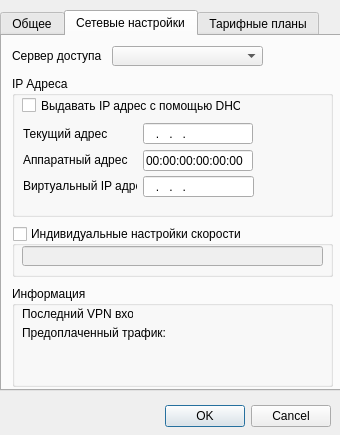
Before: the Qt Designer form mdi/account_edit.ui in brat002/ExpertBilling, drawn with Qt 5.
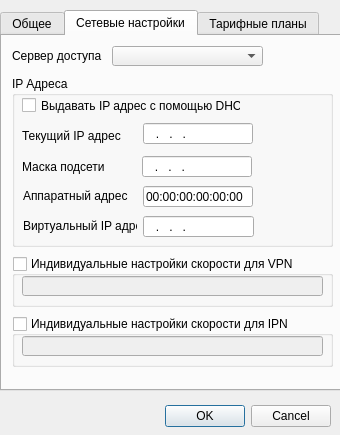
After: the same form once the commit is applied. The open tabs and pages were chosen to show the change.

Commit message: В форму редактирования аккаунта добавил netmask и ipn_speed строку. в server_new.py реализовал работу с DHCP

The edit to the form file:
```diff
--- a/mdi/account_edit.ui
+++ b/mdi/account_edit.ui
@@ -322,7 +322,7 @@
        <x>10</x>
        <y>40</y>
        <width>321</width>
-       <height>141</height>
+       <height>171</height>
       </rect>
      </property>
      <property name="title" >
@@ -344,14 +344,14 @@
      <widget class="QLabel" name="ipn_ip_address_label" >
       <property name="geometry" >
        <rect>
-        <x>11</x>
-        <y>48</y>
+        <x>10</x>
+        <y>50</y>
         <width>114</width>
         <height>20</height>
        </rect>
       </property>
       <property name="text" >
-       <string>Текущий адрес</string>
+       <string>Текущий IP адрес</string>
       </property>
       <property name="buddy" >
        <cstring>ipn_ip_address_edit</cstring>
@@ -361,7 +361,7 @@
       <property name="geometry" >
        <rect>
         <x>11</x>
-        <y>74</y>
+        <y>110</y>
         <width>114</width>
         <height>20</height>
        </rect>
@@ -377,7 +377,7 @@
       <property name="geometry" >
        <rect>
         <x>131</x>
-        <y>74</y>
+        <y>110</y>
         <width>110</width>
         <height>21</height>
        </rect>
@@ -390,7 +390,7 @@
       <property name="geometry" >
        <rect>
         <x>11</x>
-        <y>100</y>
+        <y>140</y>
         <width>114</width>
         <height>20</height>
        </rect>
@@ -419,7 +419,7 @@
       <property name="geometry" >
        <rect>
         <x>131</x>
-        <y>100</y>
+        <y>140</y>
         <width>111</width>
         <height>21</height>
        </rect>
@@ -437,63 +437,44 @@
        <set>Qt::AlignLeading|Qt::AlignLeft|Qt::AlignVCenter</set>
       </property>
      </widget>
-    </widget>
-    <widget class="QGroupBox" name="information_groupBox" >
-     <property name="geometry" >
-      <rect>
-       <x>10</x>
-       <y>250</y>
-       <width>321</width>
-       <height>101</height>
-      </rect>
-     </property>
-     <property name="title" >
-      <string>Информация</string>
-     </property>
-     <widget class="QLabel" name="last_vpn_login_label" >
+     <widget class="QLabel" name="ipn_ip_address_label_2" >
       <property name="geometry" >
        <rect>
         <x>10</x>
-        <y>20</y>
-        <width>111</width>
-        <height>16</height>
+        <y>81</y>
+        <width>114</width>
+        <height>20</height>
        </rect>
       </property>
       <property name="text" >
-       <string>Последний VPN вход:</string>
+       <string>Маска подсети</string>
       </property>
      </widget>
-     <widget class="QLabel" name="prepaid_trafic_label" >
+     <widget class="QLineEdit" name="netmask_edit" >
       <property name="geometry" >
        <rect>
-        <x>10</x>
-        <y>40</y>
-        <width>301</width>
-        <height>51</height>
+        <x>130</x>
+        <y>80</y>
+        <width>110</width>
+        <height>21</height>
        </rect>
       </property>
-      <property name="text" >
-       <string>Предоплаченный трафик:</string>
+      <property name="inputMask" >
+       <string>000.000.000.000; </string>
       </property>
-      <property name="alignment" >
-       <set>Qt::AlignLeading|Qt::AlignLeft|Qt::AlignTop</set>
-      </property>
-      <property name="wordWrap" >
-       <bool>true</bool>
-      </property>
      </widget>
     </widget>
     <widget class="QGroupBox" name="speed_groupBox" >
      <property name="geometry" >
       <rect>
        <x>10</x>
-       <y>190</y>
+       <y>220</y>
        <width>321</width>
        <height>51</height>
       </rect>
      </property>
      <property name="title" >
-      <string>Индивидуальные настройки скорости</string>
+      <string>Индивидуальные настройки скорости для VPN</string>
      </property>
      <property name="checkable" >
       <bool>true</bool>
@@ -556,6 +537,53 @@
       </rect>
      </property>
     </widget>
+    <widget class="QGroupBox" name="ipn_speed_groupBox" >
+     <property name="geometry" >
+      <rect>
+       <x>10</x>
+       <y>280</y>
+       <width>321</width>
+       <height>51</height>
+      </rect>
+     </property>
+     <property name="title" >
+      <string>Индивидуальные настройки скорости для IPN</string>
+     </property>
+     <property name="checkable" >
+      <bool>true</bool>
+     </property>
+     <property name="checked" >
+      <bool>false</bool>
+     </property>
+     <widget class="QLineEdit" name="ipn_speed_lineEdit" >
+      <property name="geometry" >
+       <rect>
+        <x>10</x>
+        <y>20</y>
+        <width>301</width>
+        <height>20</height>
+       </rect>
+      </property>
+      <property name="toolTip" >
+       <string>Формат: rx-rate[/tx-rate] [rx-burst-rate[/tx-burst-rate] [rx-burst-threshold[/tx-burst-threshold] [rx-burst-time[/tx-burst-time] [priority] 
+ Примеры: 
+ 128k  - rx-rate=128000, tx-rate=128000 (no bursts) 
+ 64k/128M - rx-rate=64000, tx-rate=128000000 
+ 64k 256k - rx/tx-rate=64000, rx/tx-burst-rate=256000, rx/tx-burst-threshold=64000, rx/tx-burst-time=1s 
+64k/64k 256k/256k 128k/128k 10/10 - rx/tx-rate=64000, rx/tx-burst-rate=256000, rx/tx-burst-threshold=128000, rx/tx-burst-time=10s 
+</string>
+      </property>
+      <property name="whatsThis" >
+       <string>Формат: rx-rate[/tx-rate] [rx-burst-rate[/tx-burst-rate] [rx-burst-threshold[/tx-burst-threshold] [rx-burst-time[/tx-burst-time] [priority] 
+ Примеры: 
+ 128k  - rx-rate=128000, tx-rate=128000 (no bursts) 
+ 64k/128M - rx-rate=64000, tx-rate=128000000 
+ 64k 256k - rx/tx-rate=64000, rx/tx-burst-rate=256000, rx/tx-burst-threshold=64000, rx/tx-burst-time=1s 
+64k/64k 256k/256k 128k/128k 10/10 - rx/tx-rate=64000, rx/tx-burst-rate=256000, rx/tx-burst-threshold=128000, rx/tx-burst-time=10s 
+</string>
+      </property>
+     </widget>
+    </widget>
    </widget>
    <widget class="QWidget" name="tab_3" >
     <attribute name="title" >
```
Left out of the diff: 33 changed lines with no effect on the pictures. The commit also changes 6 other files.
